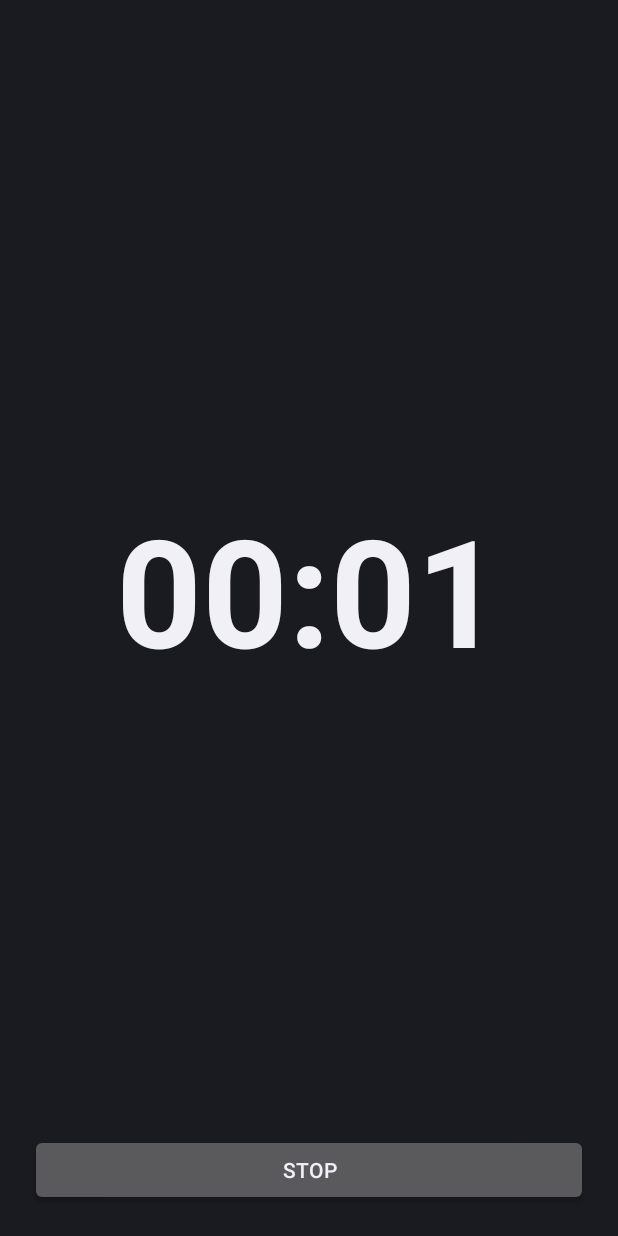
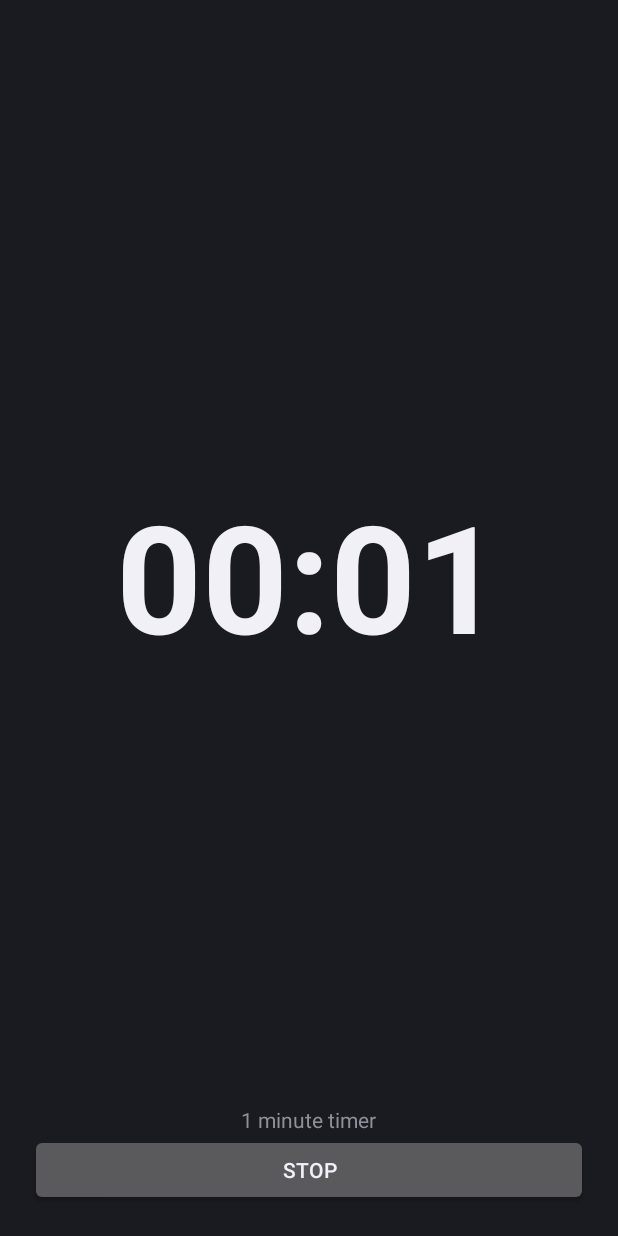
Before and after one commit to choochootrain/zen-timer, an Android app: the screen it shows after launch (TimerActivity), after a tap on "START", on a phone screen of 412 x 824 dp. Run offline under Robolectric (Android 15) with nearby library versions, the phone set to English and light mode, and no system bars.

Commit message:
add adjustable time duration

```diff
--- a/zentimer/src/main/java/com/choochootrain/zentimer/TimerActivity.java
+++ b/zentimer/src/main/java/com/choochootrain/zentimer/TimerActivity.java
@@ -15,6 +15,7 @@ import android.widget.CheckedTextView;
 import android.widget.Chronometer;
 import android.widget.ListView;
 import android.widget.AdapterView;
+import android.widget.TextView;
 import android.widget.Toast;
 import android.content.res.Resources;
 import android.content.Intent;
@@ -24,6 +25,9 @@ import com.choochootrain.zentimer.pwm.PWMBuilder;
 
 public class TimerActivity extends Activity {
     public static long MINUTES = 1000 * 60;
+    public static int MAX_DURATION = 15;
+
+    private int duration_minutes = 1;
 
     private boolean running = false;
 
@@ -36,6 +40,7 @@ public class TimerActivity extends Activity {
     private ListView drawerList;
     private String[] drawerItems;
     private Chronometer chronometer;
+    private TextView timerDuration;
     private Button timerButton;
 
     @Override
@@ -53,6 +58,7 @@ public class TimerActivity extends Activity {
         drawerLayout = (DrawerLayout) findViewById(R.id.drawer_layout);
         drawerList = (ListView) findViewById(R.id.navigation_drawer);
         chronometer = (Chronometer) findViewById(R.id.chronometer);
+        timerDuration = (TextView) findViewById(R.id.timer_duration);
         timerButton = (Button) findViewById(R.id.timer_button);
 
         drawerItems = res.getStringArray(R.array.navigation_items);
@@ -69,11 +75,13 @@ public class TimerActivity extends Activity {
             @Override
             public void onChronometerTick(Chronometer chronometer) {
                 long elapsedTime = SystemClock.elapsedRealtime() - chronometer.getBase();
-                if (elapsedTime >= 1 * MINUTES) {
+                if (elapsedTime >= duration_minutes * MINUTES) {
                     stopTimer();
                 }
             }
         });
+
+        updateDuration();
 
         timerButton.setOnClickListener(new View.OnClickListener() {
 
@@ -87,6 +95,10 @@ public class TimerActivity extends Activity {
                 running = !running;
             }
         });
+    }
+
+    private void updateDuration() {
+        timerDuration.setText(duration_minutes + " minute timer");
     }
 
     private void startTimer() {
@@ -127,7 +139,8 @@ public class TimerActivity extends Activity {
 
     private void selectItem(View view, int position) {
         if (drawerItems[position].equals(res.getString(R.string.nav_duration))) {
-             Toast.makeText(this, "Time", Toast.LENGTH_SHORT).show();
+            duration_minutes  = (duration_minutes + 1) % MAX_DURATION;
+            updateDuration();
         } else if (drawerItems[position].equals(res.getString(R.string.nav_sound))) {
             CheckedTextView soundPreference = (CheckedTextView)view.findViewById(android.R.id.text1);
             preferences.edit().putBoolean("sound", soundPreference.isChecked()).commit();
--- a/zentimer/src/main/res/layout/activity_timer.xml
+++ b/zentimer/src/main/res/layout/activity_timer.xml
@@ -23,6 +23,12 @@
             android:gravity="center"
             android:layout_weight="1" />
 
+        <TextView
+            android:layout_width="wrap_content"
+            android:layout_height="wrap_content"
+            android:id="@+id/timer_duration"
+            android:layout_gravity="center_horizontal" />
+
         <Button android:id="@+id/timer_button"
             android:layout_width="match_parent"
             android:layout_height="wrap_content"
```
